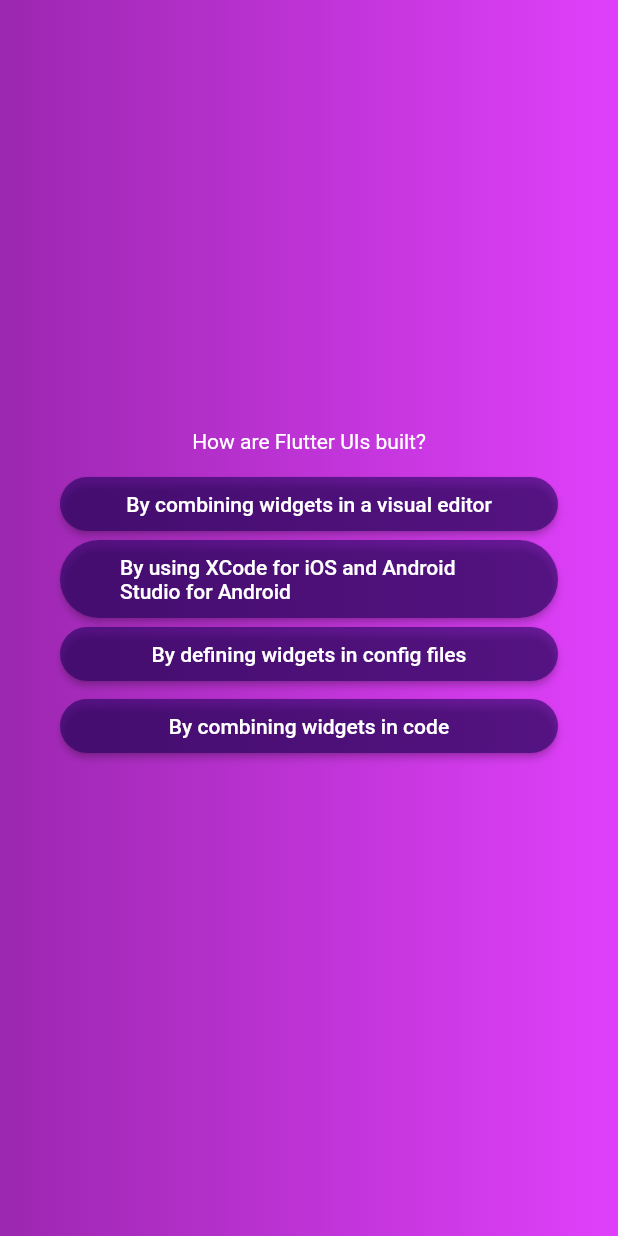
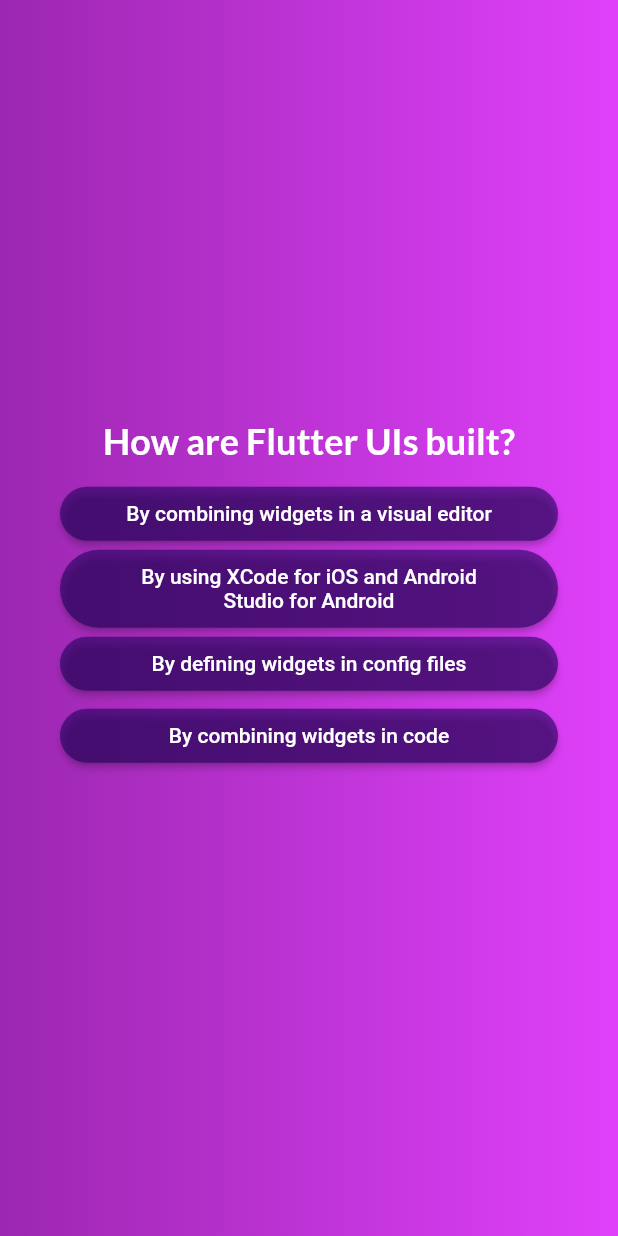
Before and after one commit to Rashiiiiii/quizz_app, a Flutter app: the screen it shows after launch, after a tap on "Start Quizz", after a tap on "Components", on a phone screen of 412 x 824 dp. Run offline on Flutter 3.47's test engine with Material 2 defaults, Android fonts, the phone set to English and light mode, and no system bars; our stand-ins replace google_fonts.

Commit message:
Initial commit!!

```diff
--- a/lib/answer_button.dart
+++ b/lib/answer_button.dart
@@ -18,7 +18,7 @@ class AnswerButton extends StatelessWidget{
         foregroundColor: Colors.white,
         shape: RoundedRectangleBorder(borderRadius: BorderRadius.circular(40))
       ),
-      child: Text(answerText),
+      child: Text(answerText, textAlign: TextAlign.center,),
     );
   }
 }
--- a/lib/questions_screen.dart
+++ b/lib/questions_screen.dart
@@ -2,9 +2,11 @@ import 'package:flutter/material.dart';
 import 'package:quizz_app/answer_button.dart';
 import 'package:quizz_app/data/questions.dart';
 import 'package:quizz_app/models/quizz_questions.dart';
+import 'package:google_fonts/google_fonts.dart';
 
 class QuestionsScreen extends StatefulWidget {
-  const QuestionsScreen({super.key});
+  const QuestionsScreen({super.key, required this.onSelectAnswer});
+  final void Function(String answer) onSelectAnswer;
   @override
   State<QuestionsScreen> createState() {
     return _QuestionsScreenState();
@@ -13,7 +15,8 @@ class QuestionsScreen extends StatefulWidget {
 
 class _QuestionsScreenState extends State<QuestionsScreen> {
   var currentQuestionIndex = 0;
-  void answerQuestion(){
+  void answerQuestion(String selectedAnswer){
+    widget.onSelectAnswer(selectedAnswer);
     setState(() {
       currentQuestionIndex = currentQuestionIndex+1;
     });
@@ -40,14 +43,18 @@ class _QuestionsScreenState extends State<QuestionsScreen> {
 
                       children: [
                         Text(currentQuestion.text,
-                          style: const TextStyle(
-                          color: Colors.white
-                        ),
+                          style:GoogleFonts.lato(
+                            color: Colors.white,
+                            fontSize: 24,
+                            fontWeight: FontWeight.bold,
+                          ),
                           textAlign: TextAlign.center,
                         ),
                        const SizedBox(height: 10),
                        ...currentQuestion.getShuffleAnswers().map((item) {
-                         return AnswerButton(answerText: item, onTap:answerQuestion);
+                         return AnswerButton(answerText: item, onTap:(){answerQuestion(item);
+                         },
+                         );
                         }),
                         const SizedBox(height: 30),
 
--- a/lib/quizz.dart
+++ b/lib/quizz.dart
@@ -1,6 +1,9 @@
 import 'package:flutter/material.dart';
 import 'package:quizz_app/questions_screen.dart';
+import 'package:quizz_app/results_screen.dart';
 import 'package:quizz_app/start_screen.dart';
+import 'package:quizz_app/data/questions.dart';
+
 
 class Quizz extends StatefulWidget{
   const Quizz({super.key});
@@ -13,6 +16,7 @@ class Quizz extends StatefulWidget{
 
 class _QuizzState extends State<Quizz>{
   Widget? activeScreen;
+  List<String> selectedAnswers=[];
   @override
   void initState(){
     activeScreen=StartScreen(switchScreen);
@@ -20,8 +24,18 @@ class _QuizzState extends State<Quizz>{
   }
   void switchScreen(){
     setState(() {
-      activeScreen= const QuestionsScreen();
+      activeScreen= QuestionsScreen(onSelectAnswer:chooseAnswer ,);
     });
+  }
+  void chooseAnswer (String answer){
+    selectedAnswers.add(answer);
+    if(selectedAnswers.length == questions.length){
+      setState(() {
+        selectedAnswers=[];
+        activeScreen = ResultsScreen(chosenAnswers: selectedAnswers,);
+
+      });
+    }
   }
   @override
   Widget build(context){
--- a/pubspec.yaml
+++ b/pubspec.yaml
@@ -35,6 +35,7 @@ dependencies:
   # The following adds the Cupertino Icons font to your application.
   # Use with the CupertinoIcons class for iOS style icons.
   cupertino_icons: ^1.0.2
+  google_fonts: ^4.0.4
 
 dev_dependencies:
   flutter_test:
```
Also changed, not shown: lib/results_screen.dart (added, +25 -0 lines), pubspec.lock, 1 other file.
